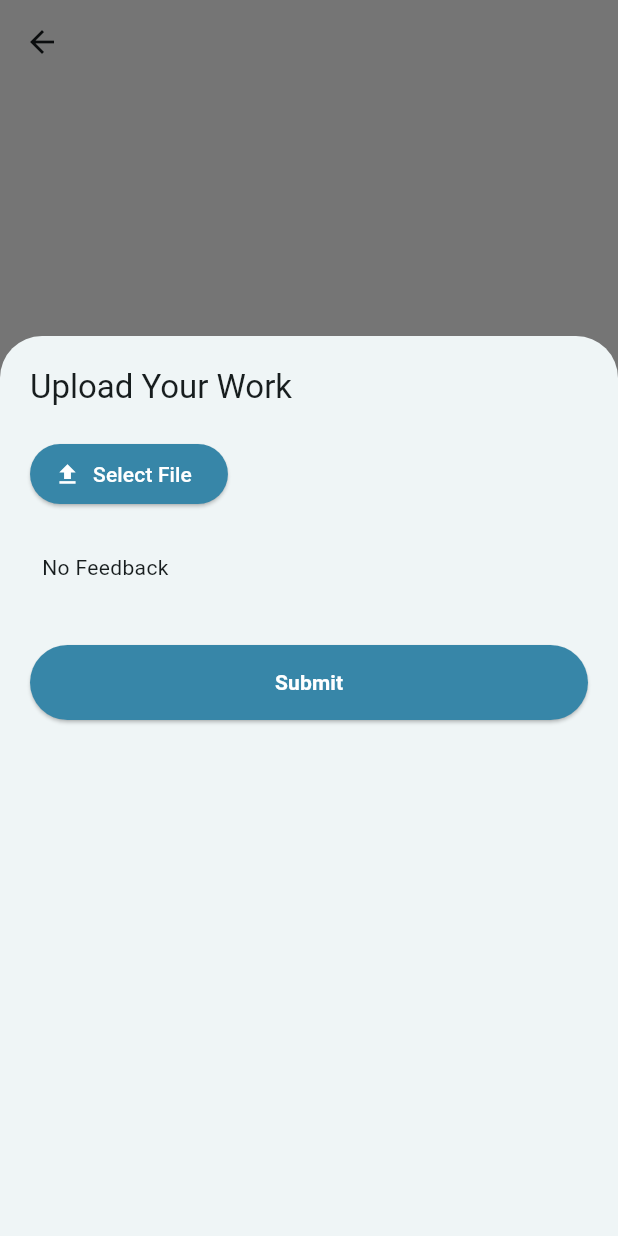
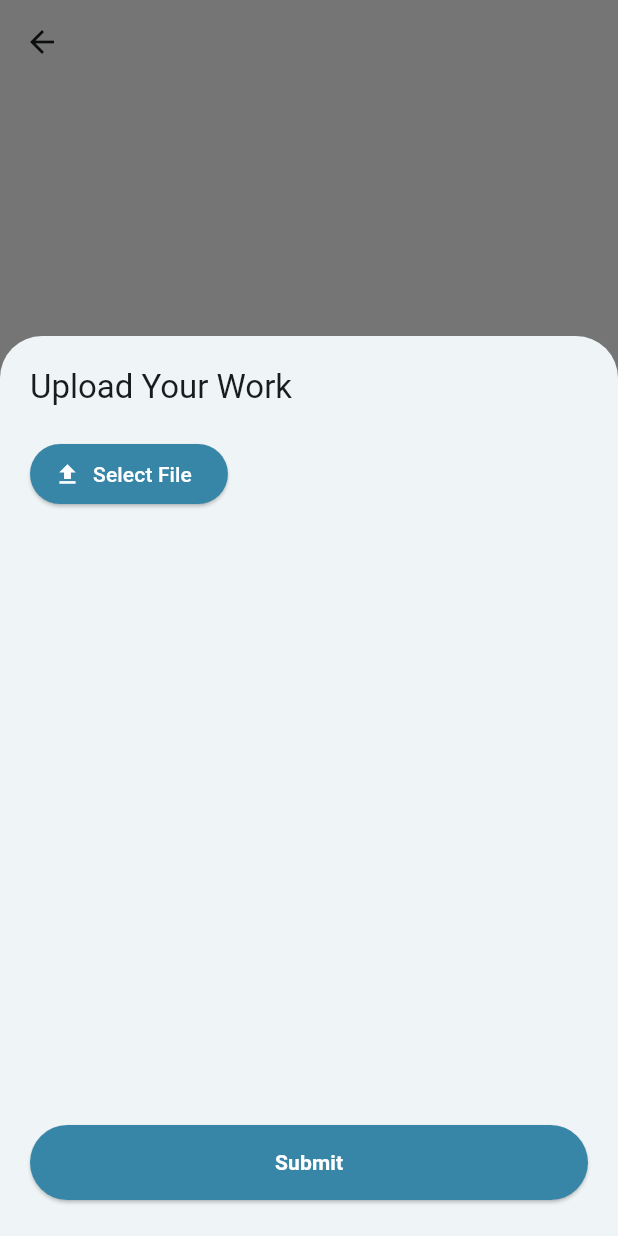
Before and after one commit to ali-mansour21/Studify-App, a Flutter app: the AssignmentDetailScreen screen opened directly with empty values, after a tap on "Add your work", on a phone screen of 412 x 824 dp. Run offline on Flutter 3.47's test engine with Material 3 defaults, Android fonts, the phone set to English and light mode, and no system bars; our stand-ins replace camera, file_picker, firebase_core, firebase_messaging, fluttertoast, image_picker and 2 more; accounts and stored records are empty; project files that could hold a hidden picture were left out.

```diff
--- a/mobile/lib/screens/assignment_detail_screen.dart
+++ b/mobile/lib/screens/assignment_detail_screen.dart
@@ -1,7 +1,7 @@
 import 'dart:convert';
 import 'dart:io';
+import 'package:flutter/material.dart';
 import 'package:http/http.dart' as http;
-import 'package:flutter/material.dart';
 import 'package:file_picker/file_picker.dart';
 import 'package:mobile/models/classes/class_data.dart';
 import 'package:mobile/models/users/user_data.dart';
@@ -27,13 +27,6 @@ class _AssignmentDetailScreenState extends State<AssignmentDetailScreen> {
   PlatformFile? _selectedFile;
   bool _isUploading = false;
   String _response = "";
-  @override
-  void initState() {
-    super.initState();
-    Future.microtask(() => Provider.of<AssignmentsModel>(context, listen: false)
-        .getAssignmentModel(widget.assignment.id)
-        .loadFeedback(widget.assignment.id));
-  }
 
   Future<void> _uploadFile(BuildContext context) async {
     String token = Provider.of<UserData>(context, listen: false).jwtToken;
@@ -179,13 +172,23 @@ class _AssignmentDetailScreenState extends State<AssignmentDetailScreen> {
                 child: Container(
                   padding: const EdgeInsets.all(8.0),
                   constraints: const BoxConstraints(
-                    minHeight: 50,
+                    minHeight: 370,
+                    maxHeight: 370,
                   ),
+                  child: Column(
+                    mainAxisSize: MainAxisSize.min,
+                    children: <Widget>[
+                      Expanded(
+                        child: SingleChildScrollView(
                           child: Text(
                             assignmentModel.feedback.isNotEmpty
                                 ? assignmentModel.feedback
-                        : "No Feedback",
+                                : "",
                             textAlign: TextAlign.left,
+                          ),
+                        ),
+                      ),
+                    ],
                   ),
                 ),
               ),
@@ -193,12 +196,17 @@ class _AssignmentDetailScreenState extends State<AssignmentDetailScreen> {
               Align(
                 alignment: Alignment.center,
                 child: ElevatedButton(
-                  onPressed: () {
+                  onPressed: assignmentModel.isSubmitted
+                      ? null
+                      : () {
                           _uploadFile(context);
                         },
                   style: ElevatedButton.styleFrom(
                     minimumSize: const Size.fromHeight(50),
-                      backgroundColor: const Color(0xFF3786A8)),
+                    backgroundColor: assignmentModel.isSubmitted
+                        ? Colors.grey
+                        : const Color(0xFF3786A8),
+                  ),
                   child: const Text(
                     "Submit",
                     style: TextStyle(
```
Lines whose indentation alone changed are shown as unchanged.
